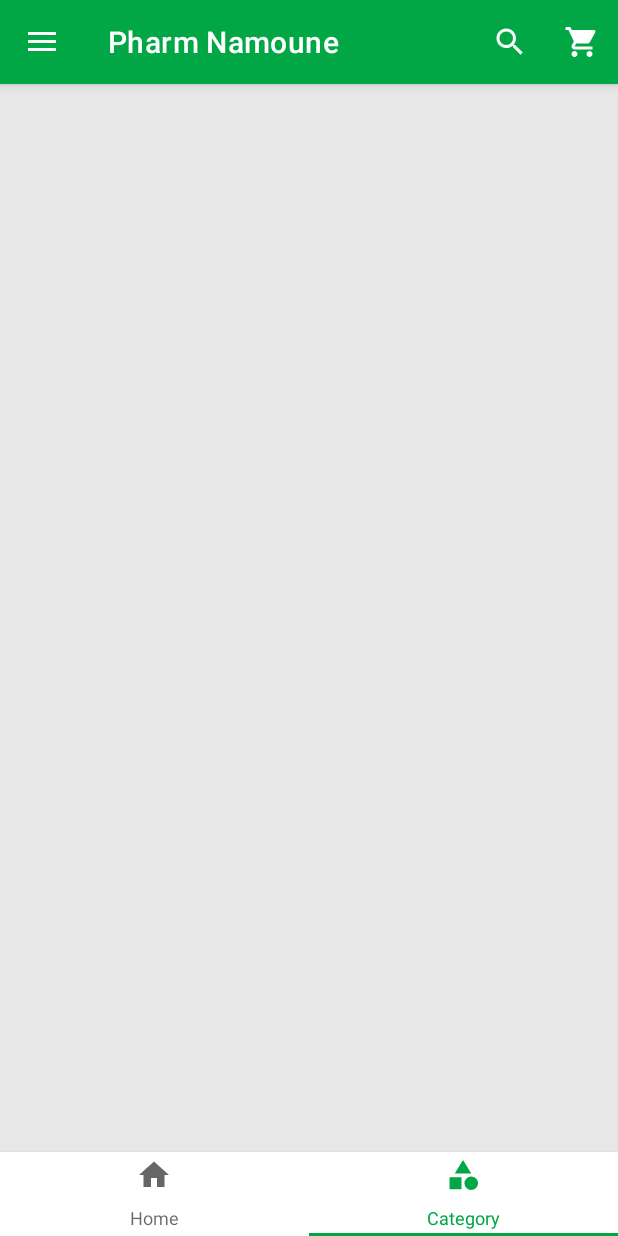
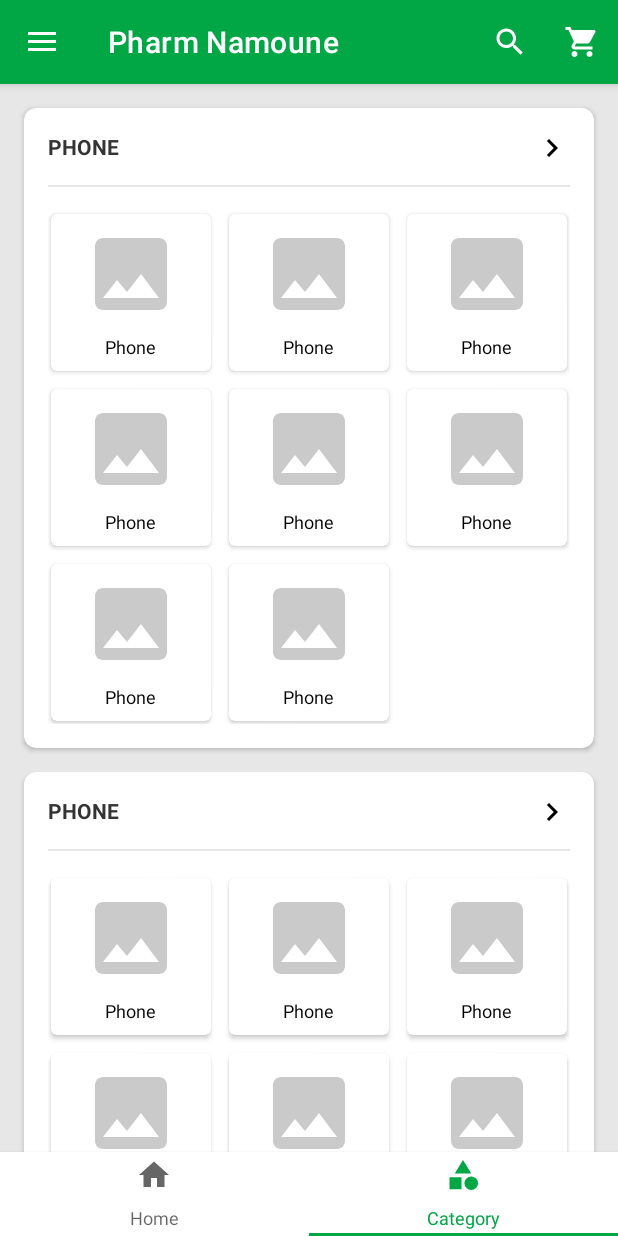
Before and after one commit to DonaldNyagwande/TechLabEcommerce, an Android app: the screen it shows after launch (MainActivity), item 2 of the bottom bar chosen, on a phone screen of 412 x 824 dp. Run offline under Robolectric (Android 15) with nearby library versions, the phone set to English and light mode, and no system bars; our stand-ins replace ButterKnife, Picasso, Shimmer; pictures from the network do not load.

Commit message:
add primary category

```diff
--- /dev/null
+++ b/app/src/main/java/com/mobidal/pharmacynamoune/adapter/PrimaryCategoryAdapter.java
@@ -0,0 +1,226 @@
+package com.mobidal.pharmacynamoune.adapter;
+
+import android.content.Context;
+import android.view.LayoutInflater;
+import android.view.View;
+import android.view.ViewGroup;
+import android.widget.TextView;
+
+import androidx.annotation.NonNull;
+import androidx.recyclerview.widget.GridLayoutManager;
+import androidx.recyclerview.widget.LinearLayoutManager;
+import androidx.recyclerview.widget.RecyclerView;
+
+import com.facebook.shimmer.ShimmerFrameLayout;
+import com.mobidal.pharmacynamoune.R;
+import com.mobidal.pharmacynamoune.helper.GridSpacingItemDecoration;
+import com.mobidal.pharmacynamoune.model.Category;
+
+import java.util.List;
+
+import butterknife.BindView;
+import butterknife.ButterKnife;
+
+public class PrimaryCategoryAdapter extends RecyclerView.Adapter<RecyclerView.ViewHolder> {
+
+    private static final int SHIMMER_ITEM_COUNT = 2;
+
+    private Context mContext;
+    private List<Category> mCategoryList;
+    private OnPrimaryCategoryClickListener mOnPrimaryCategoryClickListener;
+    private SecondaryCategoryAdapter.OnSecondaryCategoryClickListener mOnSecondaryCategoryClickListener;
+
+    private boolean mIsLoading = true;
+    private int mShimmerItemCount = SHIMMER_ITEM_COUNT;
+
+    public PrimaryCategoryAdapter(Context mContext, List<Category> mCategoryList,
+                                  OnPrimaryCategoryClickListener mOnPrimaryCategoryClickListener,
+                                  SecondaryCategoryAdapter.OnSecondaryCategoryClickListener mOnSecondaryCategoryClickListener) {
+        this.mContext = mContext;
+        this.mCategoryList = mCategoryList;
+        this.mOnPrimaryCategoryClickListener = mOnPrimaryCategoryClickListener;
+        this.mOnSecondaryCategoryClickListener = mOnSecondaryCategoryClickListener;
+    }
+
+    @NonNull
+    @Override
+    public RecyclerView.ViewHolder onCreateViewHolder(@NonNull ViewGroup parent, int viewType) {
+        int layoutId = R.layout.item_placeholder_primary_category;
+
+        if (!mIsLoading) {
+            layoutId = R.layout.item_primary_category;
+        }
+
+        View itemView = LayoutInflater.from(mContext)
+                .inflate(layoutId, parent, false);
+
+        if (mIsLoading) {
+            return new ShimmerViewHolder(itemView);
+        } else {
+            return new PrimaryCategoryViewHolder(itemView);
+        }
+    }
+
+    @Override
+    public void onBindViewHolder(@NonNull RecyclerView.ViewHolder holder, int position) {
+        if (mIsLoading) {
+            ShimmerViewHolder viewHolder = (ShimmerViewHolder) holder;
+            viewHolder.startShimmer();
+        } else {
+            PrimaryCategoryViewHolder viewHolder = (PrimaryCategoryViewHolder) holder;
+            viewHolder.bind(mCategoryList.get(position));
+        }
+    }
+
+    @Override
+    public int getItemCount() {
+        if (mIsLoading) {
+            return mShimmerItemCount;
+        } else {
+            return mCategoryList == null ? 0 : mCategoryList.size();
+        }
+    }
+
+    public void setList(List<Category> list) {
+        mCategoryList = list;
+        notifyDataSetChanged();
+    }
+
+    public void setLoading(boolean isLoading) {
+        mIsLoading = isLoading;
+    }
+
+    public void setShimmerItemCount(int shimmerItemCount) {
+        mShimmerItemCount = shimmerItemCount;
+    }
+
+    class PrimaryCategoryViewHolder extends RecyclerView.ViewHolder {
+
+        @BindView(R.id.l_view_all) View mViewAllView;
+
+        @BindView(R.id.tv_name) TextView mNameTextView;
+
+        @BindView(R.id.rv_category) RecyclerView mCategoryRecyclerView;
+
+        SecondaryCategoryAdapter mCategoryAdapter;
+
+        public PrimaryCategoryViewHolder(@NonNull View itemView) {
+            super(itemView);
+
+            // Bind Views
+            ButterKnife.bind(this, itemView);
+        }
+
+        public void bind(Category category) {
+            // Setup data
+            mNameTextView.setText(category.getName());
+
+            // OnPrimaryCategoryClickListener
+            mViewAllView.setOnClickListener(new View.OnClickListener() {
+                @Override
+                public void onClick(View view) {
+                    if (mOnPrimaryCategoryClickListener != null) {
+                        mOnPrimaryCategoryClickListener.onPrimaryCategoryClicked(category);
+                    }
+                }
+            });
+
+            //Setup Secondary Category
+            setupSecondaryCategoryList();
+
+            // Load Secondary Category
+            loadSecondaryCategoryList();
+        }
+
+        private void loadSecondaryCategoryList() {
+            Category category = mCategoryList.get(getAdapterPosition());
+
+            mCategoryAdapter.setLoading(false);
+
+            mCategoryRecyclerView.setAdapter(null);
+            mCategoryRecyclerView.setAdapter(mCategoryAdapter);
+
+            mCategoryAdapter.setList(category.getCategoryList());
+        }
+
+        private void setupSecondaryCategoryList() {
+            // Create {@link GridLayoutManager} for the {@link SecondaryCategory} {@link RecyclerView}
+            GridLayoutManager secondaryCategoryLayoutManager =
+                    new GridLayoutManager(mContext, 3);
+            secondaryCategoryLayoutManager.setOrientation(LinearLayoutManager.VERTICAL);
+
+            mCategoryAdapter = new SecondaryCategoryAdapter(mContext,
+                    null, mOnSecondaryCategoryClickListener);
+
+            // Create {@link RecyclerView.ItemDecoration}
+            int spacingInPixel = mContext.getResources()
+                    .getDimensionPixelSize(R.dimen.grid_secondary_category_spacing);
+            GridSpacingItemDecoration gridSpacingItemDecoration =
+                    new GridSpacingItemDecoration(3, spacingInPixel, false);
+
+            // Setup {link RecyclerView} for {@link SecondaryCategory}
+            mCategoryRecyclerView.setLayoutManager(secondaryCategoryLayoutManager);
+            mCategoryRecyclerView.setAdapter(mCategoryAdapter);
+            mCategoryRecyclerView.addItemDecoration(gridSpacingItemDecoration);
+        }
+
+    }
+
+    class ShimmerViewHolder extends RecyclerView.ViewHolder {
+
+        @BindView(R.id.sfl_primary_category)
+        ShimmerFrameLayout mCategoryShimmerFrameLayout;
+
+        @BindView(R.id.rv_category) RecyclerView mCategoryRecyclerView;
+
+        SecondaryCategoryAdapter mCategoryAdapter;
+
+        public ShimmerViewHolder(@NonNull View itemView) {
+            super(itemView);
+
+            // Bind views
+            ButterKnife.bind(this, itemView);
+
+            // Setup {@SecondaryCategory} list
+            setupCategoryList();
+        }
+
+        private void setupCategoryList() {
+            // Create {@link GridLayoutManager} for the {@link SecondaryCategory} {@link RecyclerView}
+            GridLayoutManager secondaryCategoryLayoutManager =
+                    new GridLayoutManager(mContext, 3);
+            secondaryCategoryLayoutManager.setOrientation(LinearLayoutManager.VERTICAL);
+
+            mCategoryAdapter = new SecondaryCategoryAdapter(mContext,
+                    null, mOnSecondaryCategoryClickListener);
+
+            // Create {@link RecyclerView.ItemDecoration}
+            int spacingInPixel = mContext.getResources()
+                    .getDimensionPixelSize(R.dimen.grid_secondary_category_spacing);
+            GridSpacingItemDecoration gridSpacingItemDecoration =
+                    new GridSpacingItemDecoration(3, spacingInPixel, false);
+
+            // Setup {link RecyclerView} for {@link SecondaryCategory}
+            mCategoryRecyclerView.setLayoutManager(secondaryCategoryLayoutManager);
+            mCategoryRecyclerView.setAdapter(mCategoryAdapter);
+            mCategoryRecyclerView.addItemDecoration(gridSpacingItemDecoration);
+
+        }
+
+        public void startShimmer() {
+            // Start shimmer
+            mCategoryShimmerFrameLayout.startShimmer();
+        }
+
+        public void stopShimmer() {
+            // Stop shimmer
+            mCategoryShimmerFrameLayout.stopShimmer();
+            mCategoryShimmerFrameLayout.setShimmer(null);
+        }
+    }
+
+    public interface OnPrimaryCategoryClickListener {
+        void onPrimaryCategoryClicked(Category category);
+    }
+
+}
--- a/app/src/main/java/com/mobidal/pharmacynamoune/fragment/CategoryFragment.java
+++ b/app/src/main/java/com/mobidal/pharmacynamoune/fragment/CategoryFragment.java
@@ -9,14 +9,27 @@ import android.view.ViewGroup;
 import androidx.annotation.NonNull;
 import androidx.annotation.Nullable;
 import androidx.fragment.app.Fragment;
+import androidx.recyclerview.widget.LinearLayoutManager;
+import androidx.recyclerview.widget.RecyclerView;
 
 import com.mobidal.pharmacynamoune.R;
+import com.mobidal.pharmacynamoune.adapter.PrimaryCategoryAdapter;
+import com.mobidal.pharmacynamoune.adapter.SecondaryCategoryAdapter;
+import com.mobidal.pharmacynamoune.helper.GridSpacingItemDecoration;
+import com.mobidal.pharmacynamoune.model.Category;
 
+import java.util.ArrayList;
+import java.util.List;
+
+import butterknife.BindView;
 import butterknife.ButterKnife;
 
-public class CategoryFragment extends Fragment {
+public class CategoryFragment extends Fragment implements PrimaryCategoryAdapter.OnPrimaryCategoryClickListener, SecondaryCategoryAdapter.OnSecondaryCategoryClickListener {
+
+    @BindView(R.id.rv_category) RecyclerView mCategoryRecyclerView;
 
     private Context mContext;
+    private PrimaryCategoryAdapter mCategoryAdapter;
 
     public CategoryFragment(Context mContext) {
         this.mContext = mContext;
@@ -31,6 +44,73 @@ public class CategoryFragment extends Fragment {
         // Bind HomeFragment views
         ButterKnife.bind(this, rootView);
 
+        // Setup Primary Category list
+        setupCategoryList();
+
+        // Load Primary Category
+        loadCategoryList();
+
         return rootView;
     }
+
+    private void setupCategoryList() {
+        LinearLayoutManager layoutManager =
+                new LinearLayoutManager(mContext, LinearLayoutManager.VERTICAL, false);
+
+        mCategoryAdapter = new PrimaryCategoryAdapter(mContext, null,
+                this, this);
+
+        // Create {@link RecyclerView.ItemDecoration}
+        int spacingInPixel = mContext.getResources()
+                .getDimensionPixelSize(R.dimen.grid_primary_category_spacing);
+        GridSpacingItemDecoration gridSpacingItemDecoration =
+                new GridSpacingItemDecoration(1, spacingInPixel, true);
+
+        mCategoryRecyclerView.setLayoutManager(layoutManager);
+        mCategoryRecyclerView.setAdapter(mCategoryAdapter);
+        mCategoryRecyclerView.addItemDecoration(gridSpacingItemDecoration);
+    }
+
+    private void loadCategoryList() {
+        // TODO load category list
+        Category category =
+                new Category(1, "Phone", "",
+                "https://dz.jumia.is/unsafe/fit-in/680x680/filters:fill(white)/product/55/5423/1.jpg?8047",
+                null);
+
+        List<Category> categoryList = new ArrayList<>();
+
+        categoryList.add(category);
+        categoryList.add(category);
+        categoryList.add(category);
+        categoryList.add(category);
+        categoryList.add(category);
+        categoryList.add(category);
+        categoryList.add(category);
+        categoryList.add(category);
+
+        Category primaryCategory =
+                new Category(1, "Phone", "", null, categoryList);
+
+        List<Category> primaryCategoryList = new ArrayList<>();
+
+        primaryCategoryList.add(primaryCategory);
+        primaryCategoryList.add(primaryCategory);
+
+        mCategoryAdapter.setList(primaryCategoryList);
+        mCategoryAdapter.setLoading(false);
+
+        mCategoryRecyclerView.setAdapter(null);
+        mCategoryRecyclerView.setAdapter(mCategoryAdapter);
+    }
+
+    @Override
+    public void onPrimaryCategoryClicked(Category category) {
+
+    }
+
+    @Override
+    public void onSecondaryCategoryClicked(Category secondaryCategory) {
+
+    }
 }
--- a/app/src/main/java/com/mobidal/pharmacynamoune/model/Category.java
+++ b/app/src/main/java/com/mobidal/pharmacynamoune/model/Category.java
@@ -38,4 +38,8 @@ public class Category {
     public String getPictureUrl() {
         return pictureUrl;
     }
+
+    public List<Category> getCategoryList() {
+        return categoryList;
+    }
 }
--- /dev/null
+++ b/app/src/main/res/drawable/ic_arrow_right.xml
@@ -0,0 +1,5 @@
+<vector android:height="24dp" android:tint="#000000"
+    android:viewportHeight="24" android:viewportWidth="24"
+    android:width="24dp" xmlns:android="http://schemas.android.com/apk/res/android">
+    <path android:fillColor="@android:color/white" android:pathData="M8.59,16.59L13.17,12 8.59,7.41 10,6l6,6 -6,6 -1.41,-1.41z"/>
+</vector>
--- a/app/src/main/res/layout/fragment_category.xml
+++ b/app/src/main/res/layout/fragment_category.xml
@@ -1,6 +1,19 @@
 <?xml version="1.0" encoding="utf-8"?>
 <androidx.constraintlayout.widget.ConstraintLayout xmlns:android="http://schemas.android.com/apk/res/android"
+    xmlns:app="http://schemas.android.com/apk/res-auto"
     android:layout_width="match_parent"
-    android:layout_height="match_parent">
+    android:layout_height="match_parent"
+    xmlns:tools="http://schemas.android.com/tools">
+
+    <androidx.recyclerview.widget.RecyclerView
+        android:id="@+id/rv_category"
+        android:layout_width="0dp"
+        android:layout_height="0dp"
+        app:layout_constraintTop_toTopOf="parent"
+        app:layout_constraintBottom_toBottomOf="parent"
+        app:layout_constraintStart_toStartOf="parent"
+        app:layout_constraintEnd_toEndOf="parent"
+        tools:itemCount="1"
+        tools:listitem="@layout/item_primary_category" />
 
 </androidx.constraintlayout.widget.ConstraintLayout>
--- /dev/null
+++ b/app/src/main/res/layout/item_primary_category.xml
@@ -0,0 +1,93 @@
+<?xml version="1.0" encoding="utf-8"?>
+<androidx.cardview.widget.CardView xmlns:android="http://schemas.android.com/apk/res/android"
+    xmlns:app="http://schemas.android.com/apk/res-auto"
+    xmlns:tools="http://schemas.android.com/tools"
+    android:id="@+id/cv_all_product"
+    android:layout_width="match_parent"
+    android:layout_height="wrap_content"
+    app:cardCornerRadius="8dp">
+
+    <androidx.constraintlayout.widget.ConstraintLayout
+        android:layout_width="match_parent"
+        android:layout_height="wrap_content">
+
+        <androidx.constraintlayout.widget.ConstraintLayout
+            android:id="@+id/l_view_all"
+            android:layout_width="0dp"
+            android:layout_height="wrap_content"
+            app:layout_constraintLeft_toLeftOf="parent"
+            app:layout_constraintRight_toRightOf="parent"
+            app:layout_constraintTop_toTopOf="parent"
+            android:paddingTop="16dp"
+            android:paddingStart="16dp"
+            android:paddingRight="16dp">
+
+            <TextView
+                android:id="@+id/tv_name"
+                style="@style/PrimaryCategoryNameTextStyle"
+                android:layout_width="0dp"
+                android:layout_height="wrap_content"
+                app:layout_constraintTop_toTopOf="parent"
+                app:layout_constraintStart_toStartOf="parent"
+                app:layout_constraintEnd_toStartOf="@id/iv_view_all"
+                android:text="Phone"/>
+
+            <ImageView
+                android:id="@+id/iv_view_all"
+                android:layout_width="24dp"
+                android:layout_height="24dp"
+                android:src="@drawable/ic_arrow_right"
+                app:layout_constraintBottom_toBottomOf="@id/tv_name"
+                app:layout_constraintEnd_toEndOf="parent"
+                app:layout_constraintTop_toTopOf="@id/tv_name" />
+
+            <View
+                android:id="@+id/v_separator"
+                android:layout_width="0dp"
+                android:layout_height="1dp"
+                android:layout_marginTop="16dp"
+                android:background="@color/primaryBackgroundColor"
+                app:layout_constraintEnd_toEndOf="parent"
+                app:layout_constraintStart_toStartOf="parent"
+                app:layout_constraintTop_toBottomOf="@+id/tv_name" />
+
+        </androidx.constraintlayout.widget.ConstraintLayout>
+
+        <androidx.recyclerview.widget.RecyclerView
+            android:id="@+id/rv_category"
+            android:layout_width="0dp"
+            android:layout_height="wrap_content"
+            android:layout_marginTop="16dp"
+            app:layout_constraintStart_toEndOf="@id/gl_v_begin"
+            app:layout_constraintEnd_toStartOf="@id/gl_v_end"
+            app:layout_constraintTop_toBottomOf="@id/l_view_all"
+            app:layout_constraintBottom_toTopOf="@id/gl_h_end"
+            tools:layoutManager="androidx.recyclerview.widget.GridLayoutManager"
+            tools:spanCount="3"
+            tools:listitem="@layout/item_secondary_category"
+            tools:itemCount="8"/>
+
+        <androidx.constraintlayout.widget.Guideline
+            android:id="@+id/gl_h_end"
+            android:layout_width="wrap_content"
+            android:layout_height="wrap_content"
+            android:orientation="horizontal"
+            app:layout_constraintGuide_end="16dp"/>
+
+        <androidx.constraintlayout.widget.Guideline
+            android:id="@+id/gl_v_begin"
+            android:layout_width="wrap_content"
+            android:layout_height="wrap_content"
+            android:orientation="vertical"
+            app:layout_constraintGuide_begin="16dp"/>
+
+        <androidx.constraintlayout.widget.Guideline
+            android:id="@+id/gl_v_end"
+            android:layout_width="wrap_content"
+            android:layout_height="wrap_content"
+            android:orientation="vertical"
+            app:layout_constraintGuide_end="16dp"/>
+
+    </androidx.constraintlayout.widget.ConstraintLayout>
+
+</androidx.cardview.widget.CardView>
--- a/app/src/main/res/values/colors.xml
+++ b/app/src/main/res/values/colors.xml
@@ -8,9 +8,13 @@
     <color name="blue_700">#0062b2</color>
     <color name="black">#FF000000</color>
     <color name="white">#FFFFFFFF</color>
+    <color name="grey">#333333</color>
 
     <color name="primaryBackgroundColor">#E7E7E7</color>
     <color name="secondaryBackgroundColor">#FFFFFF</color>
+
+    <color name="primaryTextColor">@color/grey</color>
+    <color name="secondaryTextColor">@color/white</color>
 
     <color name="colorAccent">@color/blue_700</color>
 
--- a/app/src/main/res/values/dimens.xml
+++ b/app/src/main/res/values/dimens.xml
@@ -2,4 +2,6 @@
 <resources>
     <dimen name="grid_top_category_spacing">8dp</dimen>
     <dimen name="grid_intro_category_spacing">8dp</dimen>
+    <dimen name="grid_secondary_category_spacing">8dp</dimen>
+    <dimen name="grid_primary_category_spacing">16dp</dimen>
 </resources>
--- a/app/src/main/res/values/themes.xml
+++ b/app/src/main/res/values/themes.xml
@@ -68,4 +68,11 @@
         <item name="android:textColor">@color/white</item>
     </style>
 
+    <!-- Primary Category Style -->
+    <style name="PrimaryCategoryNameTextStyle">
+        <item name="android:textColor">@color/primaryTextColor</item>
+        <item name="android:textStyle">bold</item>
+        <item name="textAllCaps">true</item>
+    </style>
+
 </resources>
```
Also changed, not shown: app/src/main/res/layout/item_placeholder_primary_category.xml (added, +101 -0 lines).
